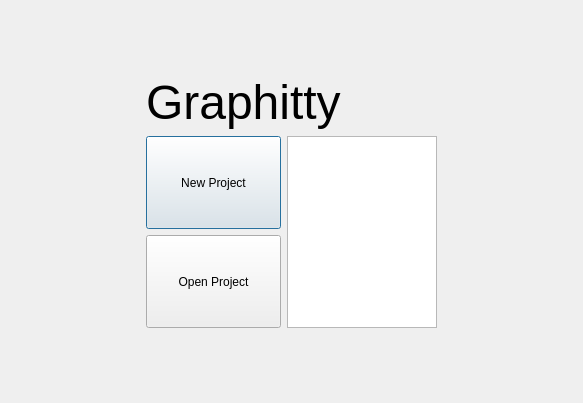
This is Graphitty/startview.ui in ultradr3mer/Graphitty as Qt 5 draws it before an edit. The edited form follows.
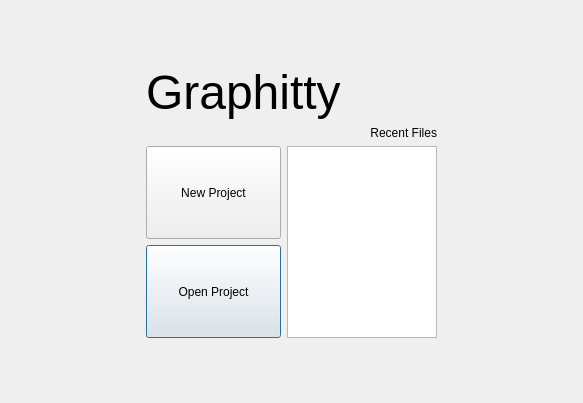
This is the edited form.

Commit message: added recent project logic

The edit to the form file:
```diff
--- a/Graphitty/startview.ui
+++ b/Graphitty/startview.ui
@@ -14,36 +14,7 @@
    <string>StartView</string>
   </property>
   <layout class="QGridLayout" name="gridLayout_2">
-   <item row="2" column="1">
-    <widget class="QPushButton" name="newProject">
-     <property name="sizePolicy">
-      <sizepolicy hsizetype="Expanding" vsizetype="Expanding">
-       <horstretch>0</horstretch>
-       <verstretch>0</verstretch>
-      </sizepolicy>
-     </property>
-     <property name="maximumSize">
-      <size>
-       <width>150</width>
-       <height>16777215</height>
-      </size>
-     </property>
-     <property name="text">
-      <string>New Project</string>
-     </property>
-    </widget>
-   </item>
-   <item row="2" column="2" rowspan="2">
-    <widget class="QListView" name="listView">
-     <property name="maximumSize">
-      <size>
-       <width>150</width>
-       <height>16777215</height>
-      </size>
-     </property>
-    </widget>
-   </item>
-   <item row="2" column="0">
+   <item row="3" column="0">
     <spacer name="horizontalSpacer_2">
      <property name="orientation">
       <enum>Qt::Horizontal</enum>
@@ -56,21 +27,27 @@
      </property>
     </spacer>
    </item>
-   <item row="2" column="3">
-    <spacer name="horizontalSpacer">
-     <property name="orientation">
-      <enum>Qt::Horizontal</enum>
-     </property>
-     <property name="sizeHint" stdset="0">
-      <size>
-       <width>40</width>
-       <height>20</height>
-      </size>
-     </property>
-    </spacer>
-   </item>
    <item row="4" column="1">
-    <spacer name="verticalSpacer_2">
+    <widget class="QPushButton" name="openProject">
+     <property name="sizePolicy">
+      <sizepolicy hsizetype="Expanding" vsizetype="Expanding">
+       <horstretch>0</horstretch>
+       <verstretch>0</verstretch>
+      </sizepolicy>
+     </property>
+     <property name="maximumSize">
+      <size>
+       <width>150</width>
+       <height>16777215</height>
+      </size>
+     </property>
+     <property name="text">
+      <string>Open Project</string>
+     </property>
+    </widget>
+   </item>
+   <item row="0" column="1">
+    <spacer name="verticalSpacer">
      <property name="orientation">
       <enum>Qt::Vertical</enum>
      </property>
@@ -97,8 +74,18 @@
      </property>
     </widget>
    </item>
-   <item row="0" column="1">
-    <spacer name="verticalSpacer">
+   <item row="3" column="2" rowspan="2">
+    <widget class="QListView" name="recentList">
+     <property name="maximumSize">
+      <size>
+       <width>150</width>
+       <height>16777215</height>
+      </size>
+     </property>
+    </widget>
+   </item>
+   <item row="5" column="1">
+    <spacer name="verticalSpacer_2">
      <property name="orientation">
       <enum>Qt::Vertical</enum>
      </property>
@@ -111,7 +98,7 @@
     </spacer>
    </item>
    <item row="3" column="1">
-    <widget class="QPushButton" name="openProject">
+    <widget class="QPushButton" name="newProject">
      <property name="sizePolicy">
       <sizepolicy hsizetype="Expanding" vsizetype="Expanding">
        <horstretch>0</horstretch>
@@ -125,7 +112,33 @@
       </size>
      </property>
      <property name="text">
-      <string>Open Project</string>
+      <string>New Project</string>
+     </property>
+    </widget>
+   </item>
+   <item row="3" column="3">
+    <spacer name="horizontalSpacer">
+     <property name="orientation">
+      <enum>Qt::Horizontal</enum>
+     </property>
+     <property name="sizeHint" stdset="0">
+      <size>
+       <width>40</width>
+       <height>20</height>
+      </size>
+     </property>
+    </spacer>
+   </item>
+   <item row="2" column="2">
+    <widget class="QLabel" name="label_2">
+     <property name="cursor">
+      <cursorShape>UpArrowCursor</cursorShape>
+     </property>
+     <property name="text">
+      <string>Recent Files</string>
+     </property>
+     <property name="alignment">
+      <set>Qt::AlignRight|Qt::AlignTrailing|Qt::AlignVCenter</set>
      </property>
     </widget>
    </item>
```
The commit also changes 6 other files.
